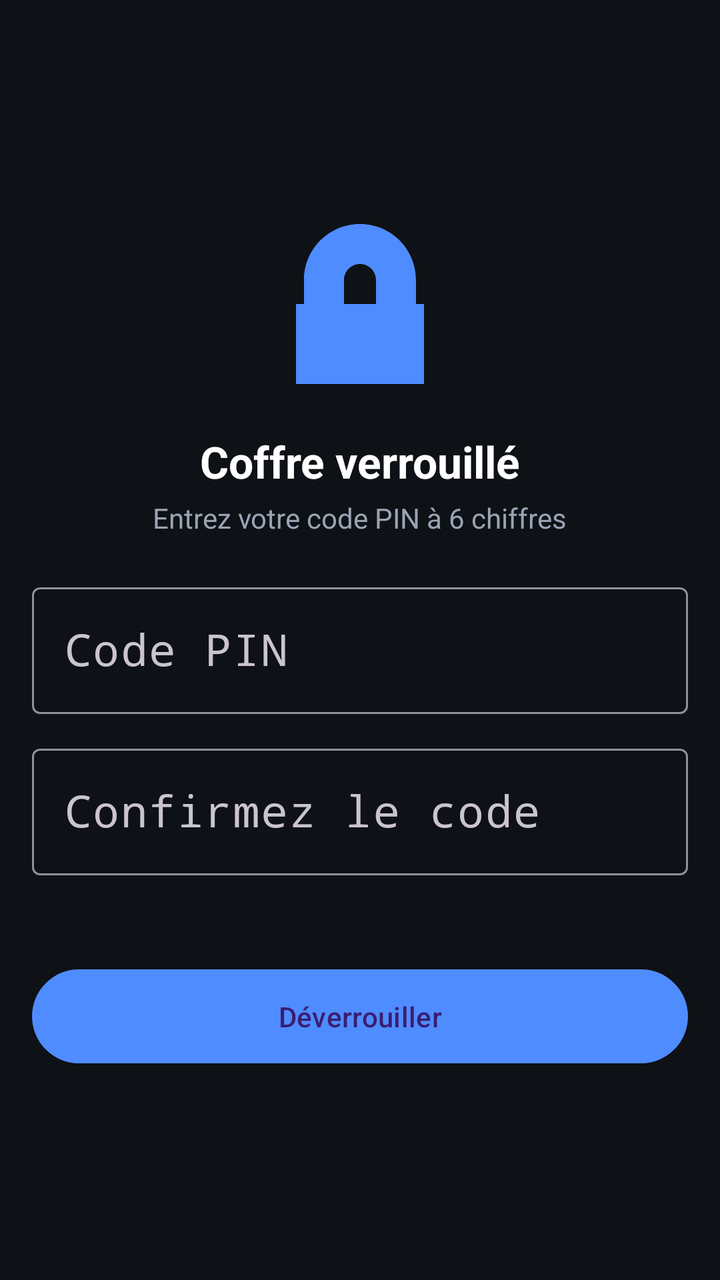
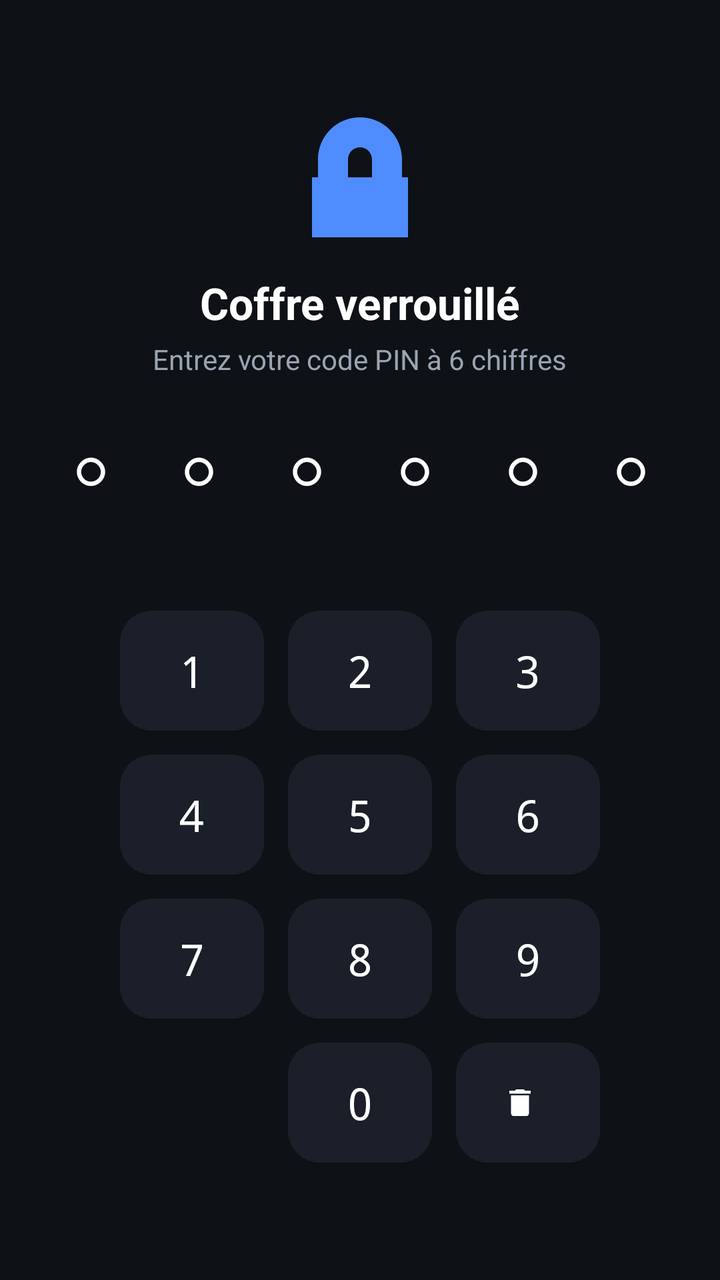

Screens rendered from an Android XML layout before and after an edit, with the pre-edit source and the edit as a unified diff.
<!-- AndroidManifest.xml: application theme Theme.PassVault -->
<!-- res/layout/activity_main.xml -->
<?xml version="1.0" encoding="utf-8"?>
<FrameLayout xmlns:android="http://schemas.android.com/apk/res/android"
    xmlns:app="http://schemas.android.com/apk/res-auto"
    android:layout_width="match_parent"
    android:layout_height="match_parent"
    android:background="@color/vault_bg"
    android:padding="16dp">

    <LinearLayout
        android:id="@+id/lockView"
        android:layout_width="match_parent"
        android:layout_height="wrap_content"
        android:layout_gravity="center"
        android:gravity="center"
        android:orientation="vertical">

        <ImageView
            android:layout_width="96dp"
            android:layout_height="96dp"
            android:contentDescription="@null"
            android:src="@drawable/ic_lock"
            app:tint="@color/vault_accent" />

        <TextView
            android:layout_width="wrap_content"
            android:layout_height="wrap_content"
            android:layout_marginTop="16dp"
            android:text="@string/unlock_title"
            android:textColor="#FFFFFF"
            android:textSize="22sp"
            android:textStyle="bold" />

        <TextView
            android:id="@+id/unlockSubtitle"
            android:layout_width="wrap_content"
            android:layout_height="wrap_content"
            android:layout_marginTop="4dp"
            android:text="@string/pin_enter_subtitle"
            android:textColor="#9AA4B2" />

        <com.google.android.material.textfield.TextInputLayout
            android:layout_width="match_parent"
            android:layout_height="wrap_content"
            android:layout_marginTop="20dp"
            android:hint="@string/hint_pin">

            <com.google.android.material.textfield.TextInputEditText
                android:id="@+id/pinInput"
                android:layout_width="match_parent"
                android:layout_height="wrap_content"
                android:fontFamily="monospace"
                android:inputType="numberPassword"
                android:maxLength="6"
                android:textSize="22sp" />
        </com.google.android.material.textfield.TextInputLayout>

        <com.google.android.material.textfield.TextInputLayout
            android:id="@+id/pinConfirmLayout"
            android:layout_width="match_parent"
            android:layout_height="wrap_content"
            android:layout_marginTop="12dp"
            android:hint="@string/hint_pin_confirm">

            <com.google.android.material.textfield.TextInputEditText
                android:id="@+id/pinConfirmInput"
                android:layout_width="match_parent"
                android:layout_height="wrap_content"
                android:fontFamily="monospace"
                android:inputType="numberPassword"
                android:maxLength="6"
                android:textSize="22sp" />
        </com.google.android.material.textfield.TextInputLayout>

        <TextView
            android:id="@+id/txtPinError"
            android:layout_width="wrap_content"
            android:layout_height="wrap_content"
            android:layout_marginTop="8dp"
            android:textColor="#FF6B6B"
            android:textSize="14sp" />

        <com.google.android.material.button.MaterialButton
            android:id="@+id/btnUnlock"
            android:layout_width="match_parent"
            android:layout_height="wrap_content"
            android:layout_marginTop="16dp"
            android:padding="14dp"
            android:text="@string/btn_unlock" />
    </LinearLayout>

    <LinearLayout
        android:id="@+id/mainView"
        android:layout_width="match_parent"
        android:layout_height="match_parent"
        android:orientation="vertical"
        android:visibility="gone">

        <TextView
            android:layout_width="wrap_content"
            android:layout_height="wrap_content"
            android:text="@string/app_name"
            android:textColor="#FFFFFF"
            android:textSize="24sp"
            android:textStyle="bold" />

        <androidx.recyclerview.widget.RecyclerView
            android:id="@+id/recyclerEntries"
            android:layout_width="match_parent"
            android:layout_height="0dp"
            android:layout_weight="1"
            android:layout_marginTop="8dp"
            android:clipToPadding="false"
            android:paddingBottom="80dp" />

        <TextView
            android:id="@+id/emptyView"
            android:layout_width="match_parent"
            android:layout_height="wrap_content"
            android:layout_gravity="center"
            android:gravity="center"
            android:text="@string/empty_vault"
            android:textColor="#9AA4B2"
            android:visibility="gone" />

        <com.google.android.material.floatingactionbutton.FloatingActionButton
            android:id="@+id/fabAdd"
            android:layout_width="wrap_content"
            android:layout_height="wrap_content"
            android:layout_gravity="bottom|end"
            android:contentDescription="@string/btn_add"
            android:src="@drawable/ic_add"
            app:backgroundTint="@color/vault_accent"
            app:tint="@android:color/white" />
    </LinearLayout>
</FrameLayout>
<!-- resources referenced by this layout -->
<resources>
  <color name="vault_accent">#4F8CFF</color>
  <color name="vault_bg">#0E1116</color>
  <!-- drawable ic_add (drawable) -->
  <vector xmlns:android="http://schemas.android.com/apk/res/android"
      android:width="24dp" android:height="24dp"
      android:viewportWidth="24" android:viewportHeight="24">
      <path android:fillColor="#FF000000" android:pathData="M19,13h-6v6h-2v-6H5v-2h6V5h2v6h6v2z"/>
  </vector>
  <!-- drawable ic_lock (drawable) -->
  <vector xmlns:android="http://schemas.android.com/apk/res/android"
      android:width="24dp" android:height="24dp"
      android:viewportWidth="24" android:viewportHeight="24">
      <path android:fillColor="#FF000000"
          android:pathData="M12,2C8.13,2 5,5.13 5,9v3H4v10h16V12h-1V9c0,-3.87 -3.13,-7 -7,-7zM14,9v3h-4V9c0,-1.1 0.9,-2 2,-2s2,0.9 2,2z"/>
  </vector>
  <string name="app_name">PassVault</string>
  <string name="btn_add">Ajouter une entrée</string>
  <string name="btn_unlock">Déverrouiller</string>
  <string name="empty_vault">Aucune entrée. Ajoutez votre premier mot de passe.</string>
  <string name="hint_pin">Code PIN</string>
  <string name="hint_pin_confirm">Confirmez le code</string>
  <string name="pin_enter_subtitle">Entrez votre code PIN à 6 chiffres</string>
  <string name="unlock_title">Coffre verrouillé</string>
  <style name="Theme.PassVault" parent="Base.Theme.PassVault" />
  <style name="Base.Theme.PassVault" parent="Theme.Material3.Dark.NoActionBar">
          <item name="colorPrimary">@color/vault_accent</item>
          <item name="android:statusBarColor">@android:color/transparent</item>
          <item name="android:windowLightStatusBar">false</item>
      </style>
</resources>

<!-- the commit's change to res/layout/activity_main.xml (unified diff, before → after) -->
@@ -4,89 +4,137 @@
     android:layout_width="match_parent"
     android:layout_height="match_parent"
     android:background="@color/vault_bg"
+    android:fitsSystemWindows="true"
     android:padding="16dp">
 
-    <LinearLayout
+    <ScrollView
         android:id="@+id/lockView"
         android:layout_width="match_parent"
         android:layout_height="wrap_content"
         android:layout_gravity="center"
-        android:gravity="center"
-        android:orientation="vertical">
+        android:fillViewport="false">
 
-        <ImageView
-            android:layout_width="96dp"
-            android:layout_height="96dp"
-            android:contentDescription="@null"
-            android:src="@drawable/ic_lock"
-            app:tint="@color/vault_accent" />
-
-        <TextView
-            android:layout_width="wrap_content"
-            android:layout_height="wrap_content"
-            android:layout_marginTop="16dp"
-            android:text="@string/unlock_title"
-            android:textColor="#FFFFFF"
-            android:textSize="22sp"
-            android:textStyle="bold" />
-
-        <TextView
-            android:id="@+id/unlockSubtitle"
-            android:layout_width="wrap_content"
-            android:layout_height="wrap_content"
-            android:layout_marginTop="4dp"
-            android:text="@string/pin_enter_subtitle"
-            android:textColor="#9AA4B2" />
-
-        <com.google.android.material.textfield.TextInputLayout
+        <LinearLayout
             android:layout_width="match_parent"
             android:layout_height="wrap_content"
-            android:layout_marginTop="20dp"
-            android:hint="@string/hint_pin">
+            android:gravity="center"
+            android:orientation="vertical">
 
-            <com.google.android.material.textfield.TextInputEditText
-                android:id="@+id/pinInput"
-                android:layout_width="match_parent"
+            <ImageView
+                android:layout_width="72dp"
+                android:layout_height="72dp"
+                android:contentDescription="@null"
+                android:src="@drawable/ic_lock"
+                app:tint="@color/vault_accent" />
+
+            <TextView
+                android:layout_width="wrap_content"
                 android:layout_height="wrap_content"
+                android:layout_marginTop="12dp"
+                android:text="@string/unlock_title"
+                android:textColor="#FFFFFF"
+                android:textSize="22sp"
+                android:textStyle="bold" />
+
+            <TextView
+                android:id="@+id/unlockSubtitle"
+                android:layout_width="wrap_content"
+                android:layout_height="wrap_content"
+                android:layout_marginTop="4dp"
+                android:text="@string/pin_enter_subtitle"
+                android:textColor="#9AA4B2" />
+
+            <TextView
+                android:id="@+id/pinDots"
+                android:layout_width="wrap_content"
+                android:layout_height="wrap_content"
+                android:layout_marginTop="24dp"
                 android:fontFamily="monospace"
-                android:inputType="numberPassword"
-                android:maxLength="6"
-                android:textSize="22sp" />
-        </com.google.android.material.textfield.TextInputLayout>
+                android:letterSpacing="0.3"
+                android:text="@string/pin_dots_empty"
+                android:textColor="#FFFFFF"
+                android:textSize="30sp"
+                android:textStyle="bold" />
 
-        <com.google.android.material.textfield.TextInputLayout
-            android:id="@+id/pinConfirmLayout"
-            android:layout_width="match_parent"
-            android:layout_height="wrap_content"
-            android:layout_marginTop="12dp"
-            android:hint="@string/hint_pin_confirm">
+            <TextView
+                android:id="@+id/txtPinError"
+                android:layout_width="wrap_content"
+                android:layout_height="wrap_content"
+                android:layout_marginTop="10dp"
+                android:gravity="center"
+                android:textColor="#FF6B6B"
+                android:textSize="14sp" />
 
-            <com.google.android.material.textfield.TextInputEditText
-                android:id="@+id/pinConfirmInput"
-                android:layout_width="match_parent"
+            <GridLayout
+                android:layout_width="wrap_content"
                 android:layout_height="wrap_content"
-                android:fontFamily="monospace"
-                android:inputType="numberPassword"
-                android:maxLength="6"
-                android:textSize="22sp" />
-        </com.google.android.material.textfield.TextInputLayout>
+                android:layout_marginTop="16dp"
+                android:columnCount="3"
+                android:orientation="horizontal">
 
-        <TextView
-            android:id="@+id/txtPinError"
-            android:layout_width="wrap_content"
-            android:layout_height="wrap_content"
-            android:layout_marginTop="8dp"
-            android:textColor="#FF6B6B"
-            android:textSize="14sp" />
+                <com.google.android.material.button.MaterialButton
+                    android:id="@+id/pad1"
+                    style="@style/PadButton"
+                    android:text="1" />
 
-        <com.google.android.material.button.MaterialButton
-            android:id="@+id/btnUnlock"
-            android:layout_width="match_parent"
-            android:layout_height="wrap_content"
-            android:layout_marginTop="16dp"
-            android:padding="14dp"
-            android:text="@string/btn_unlock" />
-    </LinearLayout>
+                <com.google.android.material.button.MaterialButton
+                    android:id="@+id/pad2"
+                    style="@style/PadButton"
+                    android:text="2" />
+
+                <com.google.android.material.button.MaterialButton
+                    android:id="@+id/pad3"
+                    style="@style/PadButton"
+                    android:text="3" />
+
+                <com.google.android.material.button.MaterialButton
+                    android:id="@+id/pad4"
+                    style="@style/PadButton"
+                    android:text="4" />
+
+                <com.google.android.material.button.MaterialButton
+                    android:id="@+id/pad5"
+                    style="@style/PadButton"
+                    android:text="5" />
+
+                <com.google.android.material.button.MaterialButton
+                    android:id="@+id/pad6"
+                    style="@style/PadButton"
+                    android:text="6" />
+
+                <com.google.android.material.button.MaterialButton
+                    android:id="@+id/pad7"
+                    style="@style/PadButton"
+                    android:text="7" />
+
+                <com.google.android.material.button.MaterialButton
+                    android:id="@+id/pad8"
+                    style="@style/PadButton"
+                    android:text="8" />
+
+                <com.google.android.material.button.MaterialButton
+                    android:id="@+id/pad9"
+                    style="@style/PadButton"
+                    android:text="9" />
+
+                <Space
+                    android:layout_width="72dp"
+                    android:layout_height="60dp" />
+
+                <com.google.android.material.button.MaterialButton
+                    android:id="@+id/pad0"
+                    style="@style/PadButton"
+                    android:text="0" />
+
+                <com.google.android.material.button.MaterialButton
+                    android:id="@+id/padDel"
+                    style="@style/PadButton.Icon"
+                    android:contentDescription="@string/pad_delete"
+                    app:icon="@drawable/ic_delete"
+                    app:iconGravity="textStart" />
+            </GridLayout>
+        </LinearLayout>
+    </ScrollView>
 
     <LinearLayout
         android:id="@+id/mainView"
@@ -98,6 +146,7 @@
         <TextView
             android:layout_width="wrap_content"
             android:layout_height="wrap_content"
+            android:layout_marginTop="12dp"
             android:text="@string/app_name"
             android:textColor="#FFFFFF"
             android:textSize="24sp"
@@ -110,7 +159,7 @@
             android:layout_weight="1"
             android:layout_marginTop="8dp"
             android:clipToPadding="false"
-            android:paddingBottom="80dp" />
+            android:paddingBottom="100dp" />
 
         <TextView
             android:id="@+id/emptyView"
@@ -127,6 +176,7 @@
             android:layout_width="wrap_content"
             android:layout_height="wrap_content"
             android:layout_gravity="bottom|end"
+            android:layout_marginBottom="32dp"
             android:contentDescription="@string/btn_add"
             android:src="@drawable/ic_add"
             app:backgroundTint="@color/vault_accent"
<!-- resource entries referenced after the edit -->
@@ -8,6 +8,12 @@
       android:viewportWidth="24" android:viewportHeight="24">
       <path android:fillColor="#FF000000" android:pathData="M19,13h-6v6h-2v-6H5v-2h6V5h2v6h6v2z"/>
   </vector>
+  <!-- drawable ic_delete (drawable) -->
+  <vector xmlns:android="http://schemas.android.com/apk/res/android"
+      android:width="24dp" android:height="24dp"
+      android:viewportWidth="24" android:viewportHeight="24">
+      <path android:fillColor="#FF000000" android:pathData="M6,19c0,1.1 0.9,2 2,2h8c1.1,0 2,-0.9 2,-2V7H6v12zM19,4h-3.5l-1,-1h-5l-1,1H5v2h14V4z"/>
+  </vector>
   <!-- drawable ic_lock (drawable) -->
   <vector xmlns:android="http://schemas.android.com/apk/res/android"
       android:width="24dp" android:height="24dp"
@@ -17,13 +23,30 @@
   </vector>
   <string name="app_name">PassVault</string>
   <string name="btn_add">Ajouter une entrée</string>
-  <string name="btn_unlock">Déverrouiller</string>
   <string name="empty_vault">Aucune entrée. Ajoutez votre premier mot de passe.</string>
-  <string name="hint_pin">Code PIN</string>
-  <string name="hint_pin_confirm">Confirmez le code</string>
+  <string name="pad_delete">Effacer</string>
+  <string name="pin_dots_empty">○ ○ ○ ○ ○ ○</string>
   <string name="pin_enter_subtitle">Entrez votre code PIN à 6 chiffres</string>
   <string name="unlock_title">Coffre verrouillé</string>
+  <style name="PadButton" parent="Widget.Material3.Button.TonalButton">
+          <item name="android:layout_width">72dp</item>
+          <item name="android:layout_height">60dp</item>
+          <item name="android:layout_margin">6dp</item>
+          <item name="android:insetTop">0dp</item>
+          <item name="android:insetBottom">0dp</item>
+          <item name="android:textSize">22sp</item>
+          <item name="android:fontFamily">monospace</item>
+          <item name="android:backgroundTint">@color/vault_card</item>
+          <item name="android:textColor">#FFFFFF</item>
+          <item name="cornerRadius">16dp</item>
+      </style>
+  <style name="PadButton.Icon" parent="PadButton">
+          <item name="android:layout_width">72dp</item>
+          <item name="android:layout_height">60dp</item>
+          <item name="iconTint">#FFFFFF</item>
+      </style>
   <style name="Theme.PassVault" parent="Base.Theme.PassVault" />
+  <color name="vault_card">#1A1F29</color>
   <style name="Base.Theme.PassVault" parent="Theme.Material3.Dark.NoActionBar">
           <item name="colorPrimary">@color/vault_accent</item>
           <item name="android:statusBarColor">@android:color/transparent</item>
